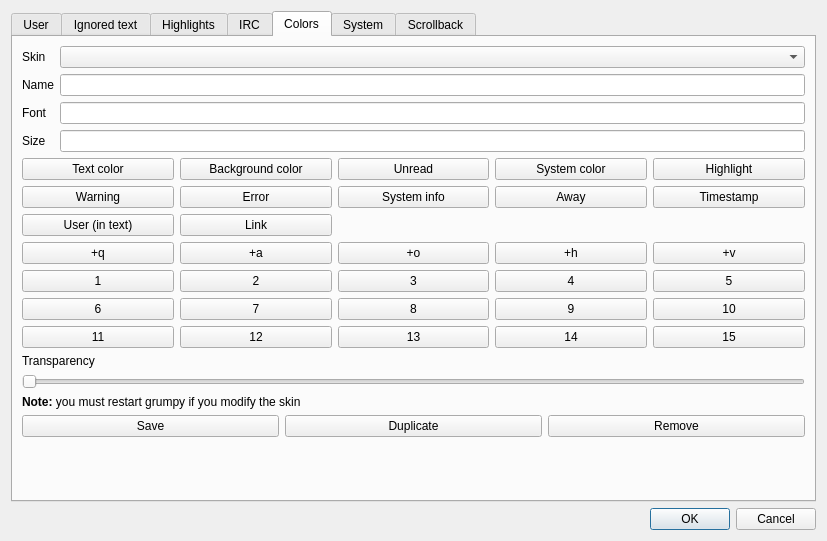
Before: the Qt Designer form src/GrumpyIRC/preferenceswin.ui in grumpy-irc/grumpy, drawn with Qt 5.
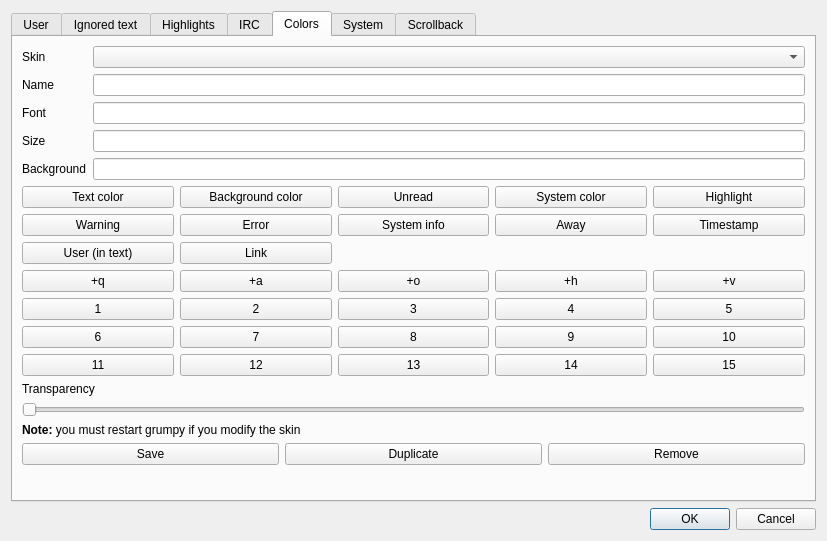
After: the same form once the commit is applied. The open tabs and pages were chosen to show the change.

The edit to the form file:
```diff
--- a/src/GrumpyIRC/preferenceswin.ui
+++ b/src/GrumpyIRC/preferenceswin.ui
@@ -295,6 +295,16 @@
          <item row="3" column="1">
           <widget class="QLineEdit" name="lineEdit_SkinSz"/>
          </item>
+         <item row="4" column="0">
+          <widget class="QLabel" name="label_26">
+           <property name="text">
+            <string>Background</string>
+           </property>
+          </widget>
+         </item>
+         <item row="4" column="1">
+          <widget class="QLineEdit" name="lineEdit_Image"/>
+         </item>
         </layout>
        </item>
        <item>
@@ -537,6 +547,9 @@
          <property name="enabled">
           <bool>false</bool>
          </property>
+         <property name="maximum">
+          <number>100</number>
+         </property>
          <property name="orientation">
           <enum>Qt::Horizontal</enum>
          </property>
```
Left out of the diff: 8 changed lines with no effect on the pictures.
